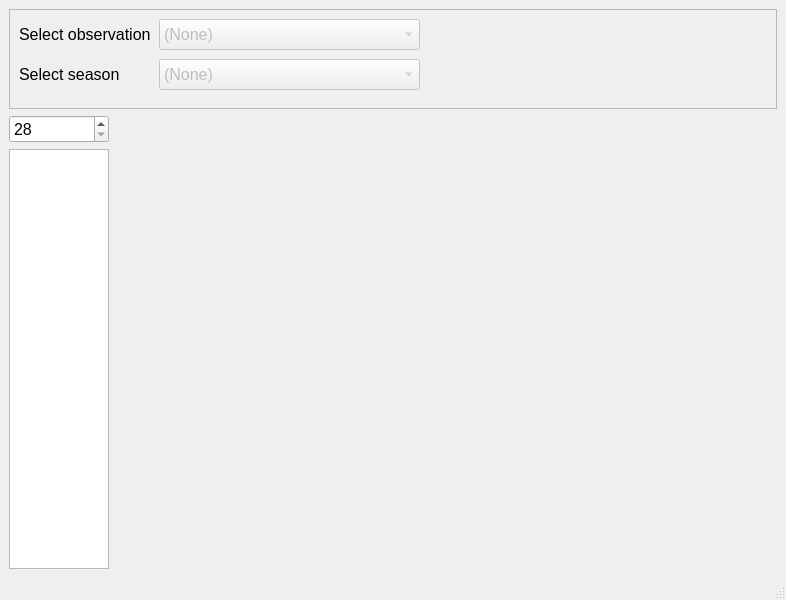
The window that gui/pyqt5_design_custom_data_resizable.ui (symphony-of-nirfolio/Signal-anomaly-detection) describes before a commit, drawn with Qt 5.
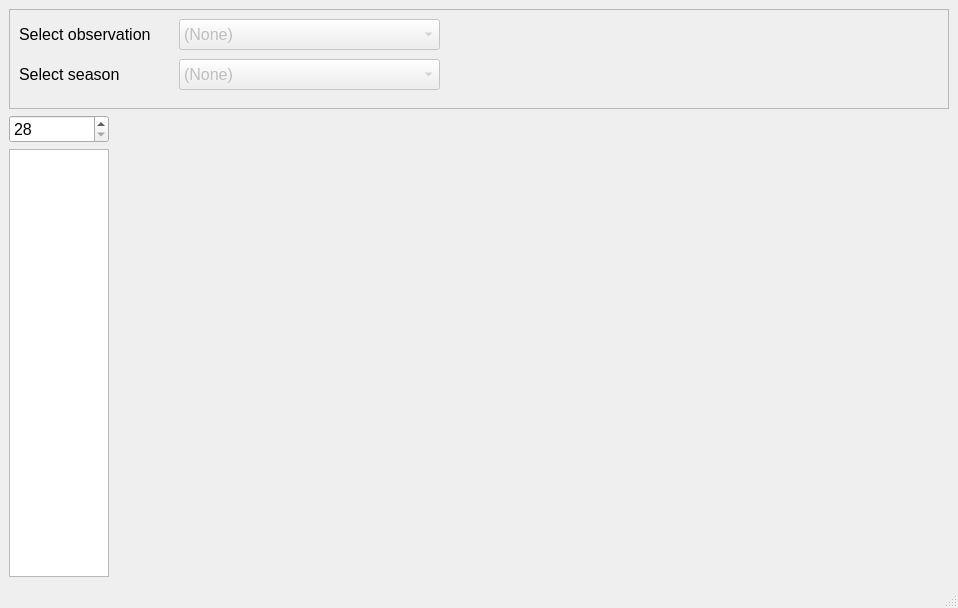
The same window after the commit.

Commit message: CAdded mimor ui changes

What changed in the file:
```diff
--- a/gui/pyqt5_design_custom_data_resizable.ui
+++ b/gui/pyqt5_design_custom_data_resizable.ui
@@ -6,8 +6,8 @@
    <rect>
     <x>0</x>
     <y>0</y>
-    <width>786</width>
-    <height>600</height>
+    <width>958</width>
+    <height>608</height>
    </rect>
   </property>
   <property name="windowTitle">
@@ -21,7 +21,7 @@
        <widget class="QFrame" name="frame">
         <property name="minimumSize">
          <size>
-          <width>425</width>
+          <width>435</width>
           <height>100</height>
          </size>
         </property>
@@ -43,7 +43,7 @@
          </property>
          <property name="geometry">
           <rect>
-           <x>150</x>
+           <x>170</x>
            <y>10</y>
            <width>261</width>
            <height>31</height>
@@ -84,7 +84,7 @@
          </property>
          <property name="geometry">
           <rect>
-           <x>150</x>
+           <x>170</x>
            <y>50</y>
            <width>261</width>
            <height>31</height>
```
The commit also changes 4 other files.
